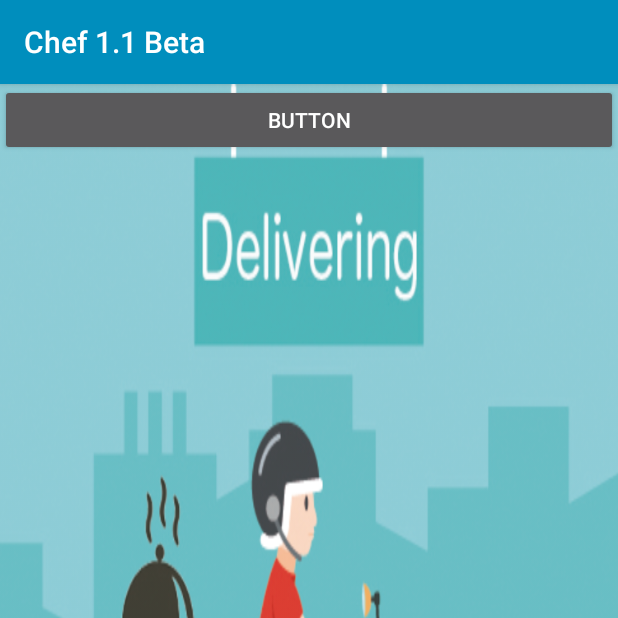
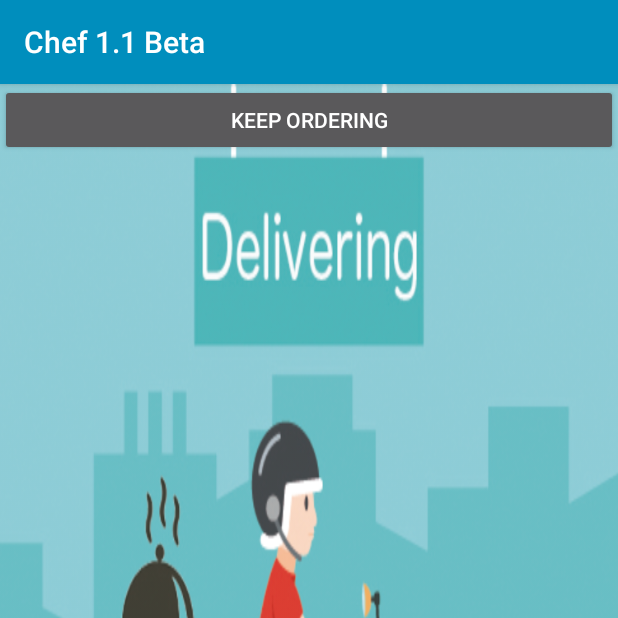
Before and after one commit to negoxp/Restaurant, an Android app: the ConfirmationActivity screen opened directly, with no data from a screen before it, on a phone screen of 412 x 824 dp, the top half of it. Run offline under Robolectric (Android 15) with nearby library versions, the phone set to English and light mode, and no system bars.

Commit message:
Btns change names

```diff
--- a/app/src/main/res/layout/activity_checkout.xml
+++ b/app/src/main/res/layout/activity_checkout.xml
@@ -130,7 +130,7 @@ android:id="@+id/scrollview"
                 android:layout_width="87dp"
                 android:layout_height="wrap_content"
                 android:layout_weight="1"
-                android:text="Keep Shopping" />
+                android:text="Keep Ordering" />
 
             <Button
                 android:id="@+id/payBtn"
--- a/app/src/main/res/layout/activity_confirmation.xml
+++ b/app/src/main/res/layout/activity_confirmation.xml
@@ -20,6 +20,6 @@
             android:id="@+id/keepshopping"
             android:layout_width="match_parent"
             android:layout_height="wrap_content"
-            android:text="Button" />
+            android:text="Keep Ordering" />
     </LinearLayout>
 </LinearLayout>
--- a/app/src/main/res/layout/activity_product_selected.xml
+++ b/app/src/main/res/layout/activity_product_selected.xml
@@ -162,7 +162,7 @@
             android:layout_width="wrap_content"
             android:layout_height="wrap_content"
             android:layout_weight="1"
-            android:text="Keep Shopping" />
+            android:text="Keep Ordering" />
 
         <Button
             android:id="@+id/checkoutBtn"
```
